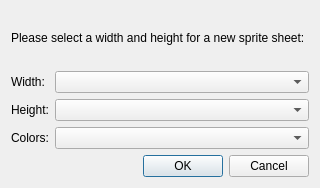
This is pg_disatools_gui/ui/createNewSpriteSheet.ui in ProgSys/pg_disatools as Qt 5 draws it before an edit. The edited form follows.
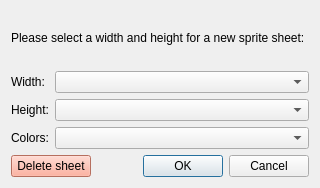
This is the edited form.

Commit message: Sprite sheet editor v0.2.4 realised!

```diff
--- a/pg_disatools_gui/ui/createNewSpriteSheet.ui
+++ b/pg_disatools_gui/ui/createNewSpriteSheet.ui
@@ -82,6 +82,22 @@
     </layout>
    </item>
    <item>
+    <layout class="QHBoxLayout" name="horizontalLayout_4">
+     <item>
+      <widget class="QPushButton" name="pushButton_delete">
+       <property name="styleSheet">
+        <string notr="true">QPushButton
+{
+    background-color: #ff9c85;
+}
+</string>
+       </property>
+       <property name="text">
+        <string>Delete sheet</string>
+       </property>
+      </widget>
+     </item>
+     <item>
     <widget class="QDialogButtonBox" name="buttonBox">
      <property name="orientation">
       <enum>Qt::Horizontal</enum>
@@ -90,6 +106,8 @@
       <set>QDialogButtonBox::Cancel|QDialogButtonBox::Ok</set>
      </property>
     </widget>
+     </item>
+    </layout>
    </item>
   </layout>
  </widget>
```
Lines whose indentation alone changed are shown as unchanged. The commit also changes 16 other files.
